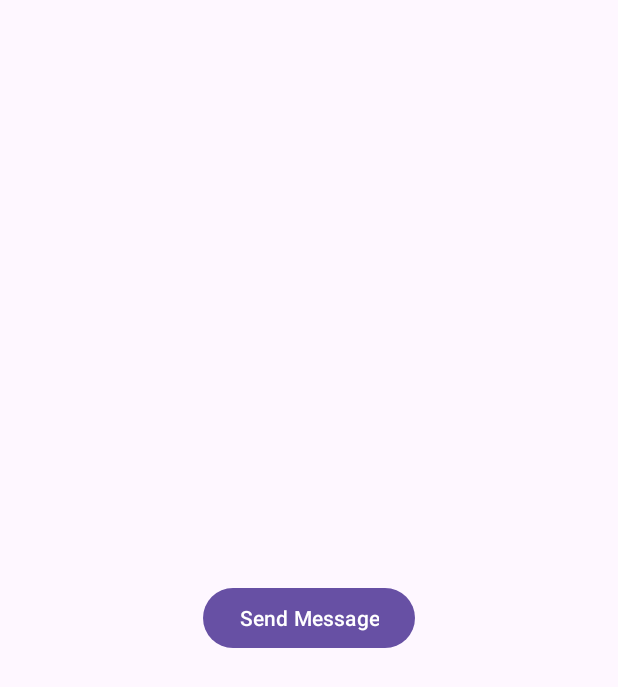
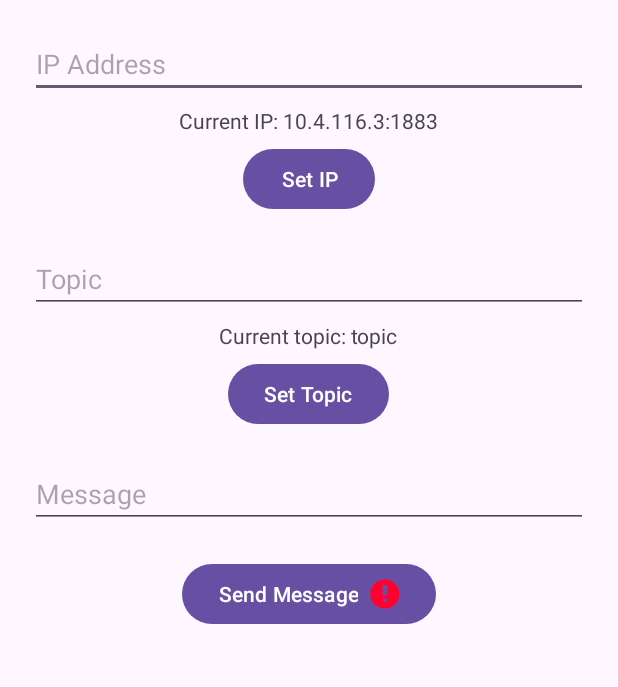
Before and after one commit to Jason-Zukiewicz/ros2AndroidApp, an Android app: the screen it shows after launch (MainActivity), after a tap on "Send Message", on a phone screen of 412 x 824 dp. Shown: the top 687 px of the screen. Run offline under Robolectric (Android 15) with nearby library versions, the phone set to English and light mode, and no system bars; libraries missing offline, so code that uses them is left out: org.eclipse.paho; 8 statements that could not run were skipped.

Commit message:
Added text inputs and buttons

```diff
--- a/app/src/main/java/com/example/myapplication/MainActivity.java
+++ b/app/src/main/java/com/example/myapplication/MainActivity.java
@@ -5,15 +5,29 @@ import androidx.appcompat.app.AppCompatActivity;
 import android.os.Bundle;
 import android.view.View;
 import android.widget.Button;
+import android.widget.EditText;
+import android.widget.TextView;
 import android.widget.Toast;
+
+import org.w3c.dom.Text;
 
 public class MainActivity extends AppCompatActivity {
 
-    private static final String BROKER_URL = "tcp://10.4.116.3:1883";
+    private static String BROKER_URL = "tcp://10.4.116.3:1883";
     private static final String CLIENT_ID = "1";
+
+    private static String TOPIC = "topic";
     private MqttHandler mqttHandler;
 
-    private Button test_button;
+    private Button setIpButton;
+    private Button setTopicButton;
+    private Button sendMessageButton;
+    private EditText ipEditText;
+    private EditText topicEditText;
+    private EditText messageEditText;
+    private TextView ipTextView;
+    private TextView topicTextView;
+
 
     CustomMqttCallback mqttCallback = new CustomMqttCallback(this);
 
@@ -23,7 +37,14 @@ public class MainActivity extends AppCompatActivity {
         super.onCreate(savedInstanceState);
         setContentView(R.layout.activity_main);
 
-        test_button = findViewById(R.id.test_button);
+        setIpButton = findViewById(R.id.ip_button);
+        setTopicButton = findViewById(R.id.topic_button);
+        sendMessageButton = findViewById(R.id.message_button);
+        ipEditText = findViewById(R.id.ip_edittext);
+        topicEditText = findViewById(R.id.topic_editText);
+        messageEditText = findViewById(R.id.message_edittext);
+        ipTextView = findViewById(R.id.ip_textview);
+        topicTextView = findViewById(R.id.topic_textview);
 
         mqttHandler = new MqttHandler();
         mqttHandler.connect(BROKER_URL, CLIENT_ID);
@@ -33,14 +54,45 @@ public class MainActivity extends AppCompatActivity {
         } else {
             Toast.makeText(this, "Not connected to MQTT broker", Toast.LENGTH_SHORT).show();
         }
-        publishMsg("topic", "ON MOBILE");
+        publishMsg("topic", "Connected from mobile");
 
-        test_button.setOnClickListener(new View.OnClickListener() {
+        ipTextView.setText("Current IP: " + BROKER_URL.substring(6));
+
+        setIpButton.setOnClickListener(new View.OnClickListener() {
             @Override
             public void onClick(View v) {
-                publishMsg("pingpong/primitive", "69");
+                String iptemp = ipEditText.getText().toString();
+                if(!iptemp.equals("")){
+                    BROKER_URL = "tcp://" + iptemp;
+                    ipTextView.setText("Current IP: " + BROKER_URL.substring(6));
+                }
             }
         });
+
+        topicTextView.setText("Current topic: " + TOPIC);
+        setTopicButton.setOnClickListener(new View.OnClickListener() {
+            @Override
+            public void onClick(View v) {
+                String topicTemp = topicEditText.getText().toString();
+                if (!topicTemp.equals("")) {
+                    TOPIC = topicTemp;
+                    topicTextView.setText("Current topic: " + TOPIC);
+                }
+            }
+        });
+
+        sendMessageButton.setOnClickListener(new View.OnClickListener() {
+            @Override
+            public void onClick(View v) {
+                String messageTemp = messageEditText.getText().toString();
+                if(!messageTemp.equals("")){
+                    publishMsg(TOPIC, messageTemp);
+                }else{
+                    sendMessageButton.setError("Message field blank");
+                }
+            }
+        });
+
     }
     @Override
     protected void onDestroy(){
--- a/app/src/main/res/layout/activity_main.xml
+++ b/app/src/main/res/layout/activity_main.xml
@@ -1,19 +1,74 @@
 <?xml version="1.0" encoding="utf-8"?>
-<androidx.constraintlayout.widget.ConstraintLayout xmlns:android="http://schemas.android.com/apk/res/android"
+<LinearLayout xmlns:android="http://schemas.android.com/apk/res/android"
     xmlns:app="http://schemas.android.com/apk/res-auto"
     xmlns:tools="http://schemas.android.com/tools"
     android:layout_width="match_parent"
     android:layout_height="match_parent"
+    android:orientation="vertical"
     tools:context=".MainActivity">
 
+    <EditText
+        android:layout_width="match_parent"
+        android:layout_height="wrap_content"
+        android:id="@+id/ip_edittext"
+        android:layout_marginHorizontal="20dp"
+        android:layout_marginTop="20dp"
+        android:hint="IP Address"/>
+
+    <TextView
+        android:id="@+id/ip_textview"
+        android:layout_width="wrap_content"
+        android:layout_height="wrap_content"
+        android:layout_gravity="center_horizontal"
+        android:layout_margin="5dp"
+        android:hint="Current IP: "/>
+
     <Button
-        android:id="@+id/test_button"
+        android:layout_width="wrap_content"
+        android:layout_height="wrap_content"
+        android:id="@+id/ip_button"
+        android:layout_gravity="center_horizontal"
+        android:text="Set IP" />
+
+    <EditText
+        android:layout_width="match_parent"
+        android:layout_height="wrap_content"
+        android:id="@+id/topic_editText"
+        android:layout_gravity="center_horizontal"
+        android:layout_marginHorizontal="20dp"
+        android:layout_marginTop="20dp"
+        android:hint="Topic" />
+
+    <TextView
+        android:layout_width="wrap_content"
+        android:layout_height="wrap_content"
+        android:id="@+id/topic_textview"
+        android:layout_gravity="center_horizontal"
+        android:hint="Current topic: "
+        android:layout_margin="5dp" />
+
+    <Button
+        android:layout_width="wrap_content"
+        android:layout_height="wrap_content"
+        android:id="@+id/topic_button"
+        android:layout_gravity="center_horizontal"
+        android:text="Set Topic" />
+
+    <EditText
+        android:layout_width="match_parent"
+        android:layout_height="wrap_content"
+        android:id="@+id/message_edittext"
+        android:layout_gravity="center_horizontal"
+        android:layout_marginHorizontal="20dp"
+        android:layout_marginTop="20dp"
+        android:hint="Message" />
+
+    <Button
+        android:id="@+id/message_button"
         android:layout_width="wrap_content"
         android:layout_height="wrap_content"
         android:text="Send Message"
-        app:layout_constraintBottom_toBottomOf="parent"
-        app:layout_constraintEnd_toEndOf="parent"
-        app:layout_constraintStart_toStartOf="parent"
-        app:layout_constraintTop_toTopOf="parent" />
+        android:layout_gravity="center_horizontal"
+        android:layout_marginTop="20dp"/>
 
-</androidx.constraintlayout.widget.ConstraintLayout>
+</LinearLayout>
```
